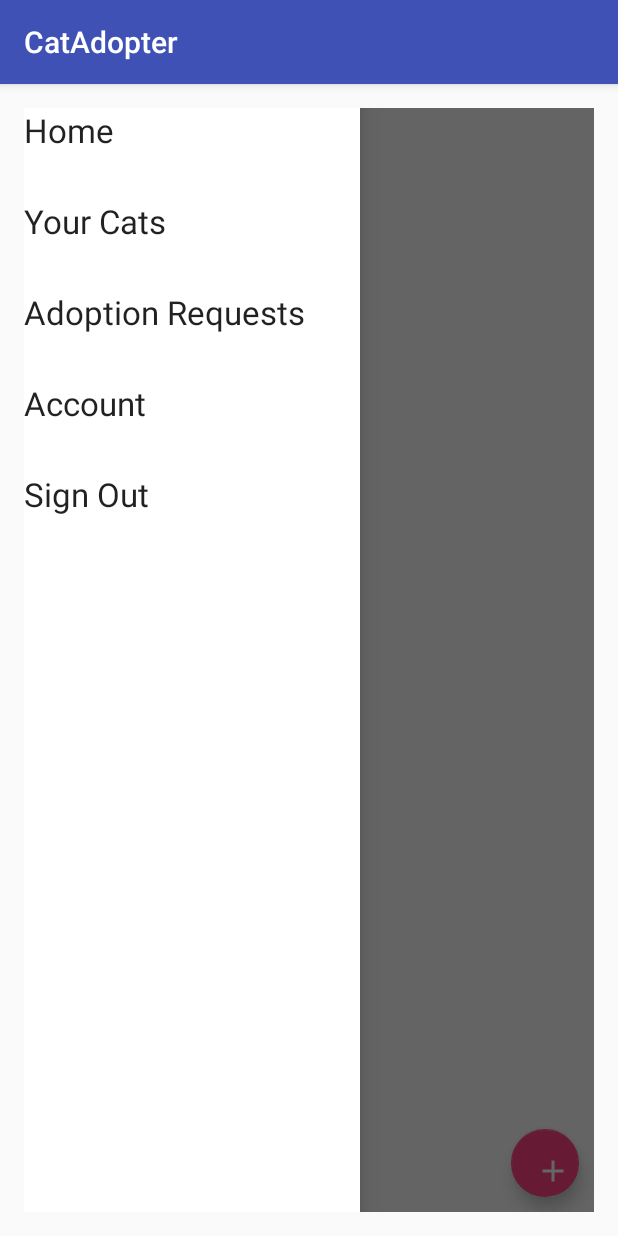
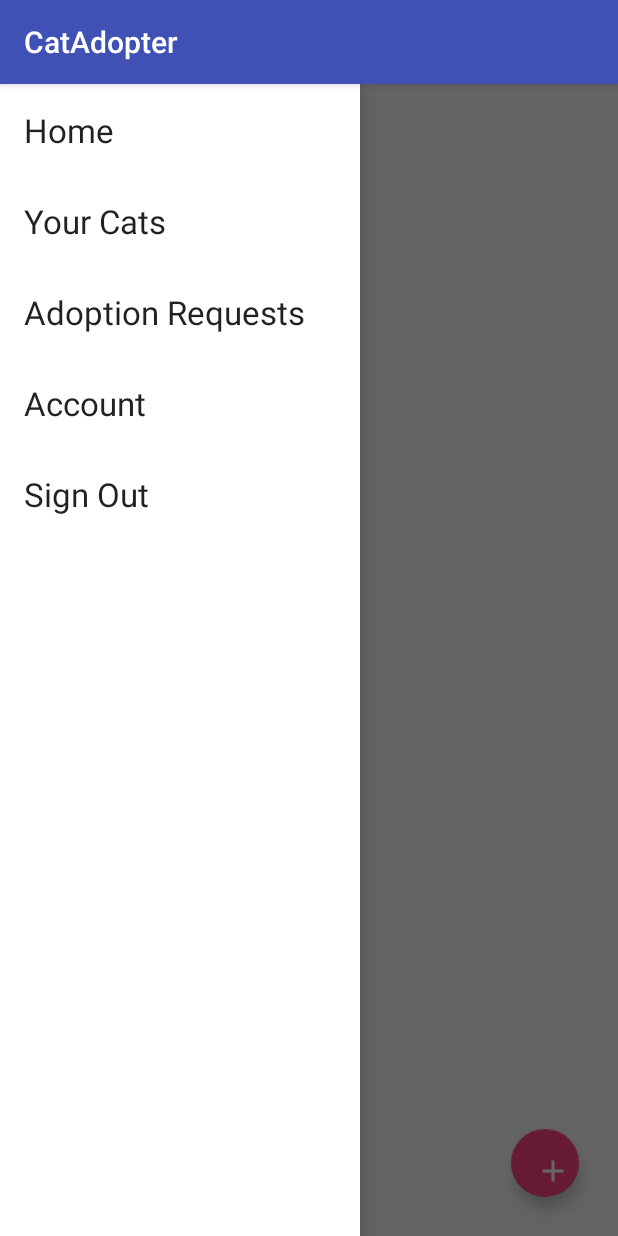
Before and after one commit to kurt-bautista/cat-adopter, an Android app: the screen it shows after launch once a user with an empty profile is signed in (MainActivity), with the side drawer open, on a phone screen of 412 x 824 dp. Run offline under Robolectric (Android 15) with nearby library versions, the phone set to English and light mode, and no system bars; our stand-ins replace Firebase (no records; nobody signed in at launch, a user with empty details on screens opened directly).

Commit message:
Removed activity_main margins

```diff
--- a/app/src/main/res/layout/activity_main.xml
+++ b/app/src/main/res/layout/activity_main.xml
@@ -3,10 +3,10 @@
     xmlns:tools="http://schemas.android.com/tools"
     android:layout_width="match_parent"
     android:layout_height="match_parent"
-    android:paddingBottom="@dimen/activity_vertical_margin"
-    android:paddingLeft="@dimen/activity_horizontal_margin"
-    android:paddingRight="@dimen/activity_horizontal_margin"
-    android:paddingTop="@dimen/activity_vertical_margin"
+    android:paddingBottom="@dimen/activity_main_vertical_margin"
+    android:paddingLeft="@dimen/activity_main_horizontal_margin"
+    android:paddingRight="@dimen/activity_main_horizontal_margin"
+    android:paddingTop="@dimen/activity_main_vertical_margin"
     tools:context="com.pelaez.bautista.catadopter.MainActivity"
     android:id="@+id/mainDrawerLayout">
 
--- a/app/src/main/res/values/dimens.xml
+++ b/app/src/main/res/values/dimens.xml
@@ -2,4 +2,6 @@
     <!-- Default screen margins, per the Android Design guidelines. -->
     <dimen name="activity_horizontal_margin">16dp</dimen>
     <dimen name="activity_vertical_margin">16dp</dimen>
+    <dimen name="activity_main_horizontal_margin">0dp</dimen>
+    <dimen name="activity_main_vertical_margin">0dp</dimen>
 </resources>
```
